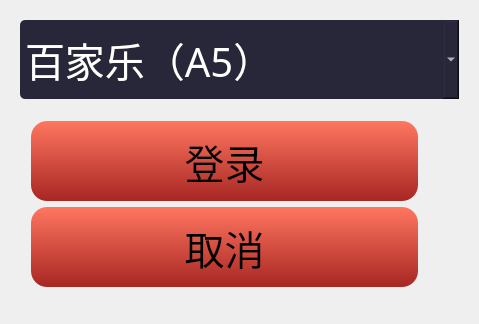
Old version of the form Baccarat/login.ui in the repository QPKJEDL/deskgame.
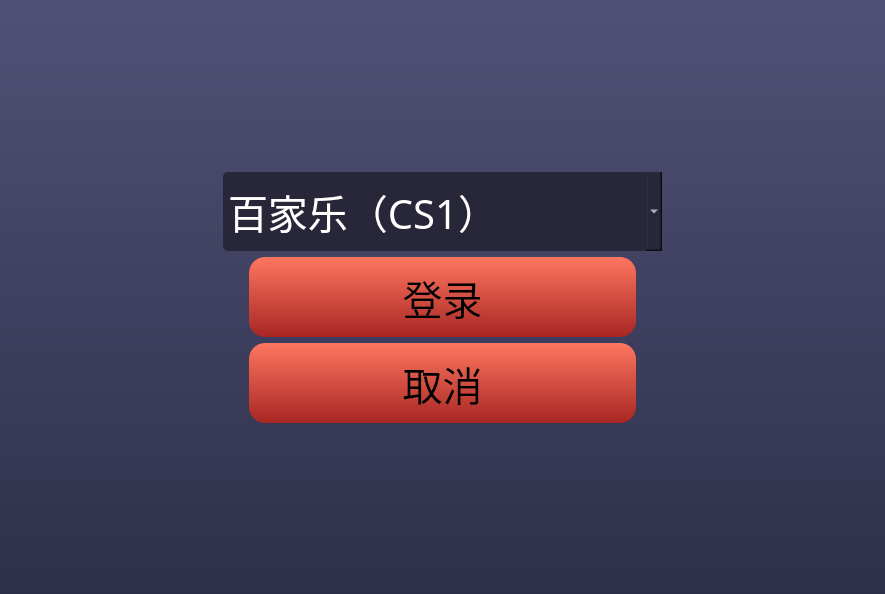
New version of the form.

```diff
--- a/Baccarat/login.ui
+++ b/Baccarat/login.ui
@@ -6,115 +6,221 @@
    <rect>
     <x>0</x>
     <y>0</y>
-    <width>479</width>
-    <height>324</height>
+    <width>885</width>
+    <height>594</height>
    </rect>
   </property>
   <property name="windowTitle">
    <string>Form</string>
   </property>
-  <widget class="QPushButton" name="pu_cancel">
-   <property name="geometry">
-    <rect>
-     <x>31</x>
-     <y>207</y>
-     <width>387</width>
-     <height>80</height>
-    </rect>
-   </property>
-   <property name="minimumSize">
-    <size>
-     <width>387</width>
-     <height>80</height>
-    </size>
-   </property>
-   <property name="font">
-    <font>
-     <family>微软雅黑</family>
-     <pointsize>30</pointsize>
-    </font>
-   </property>
-   <property name="styleSheet">
-    <string notr="true">QPushButton{background-color:qlineargradient(spread:pad, x1:1, y1:1, x2:1, y2:0, stop:0 rgba(167, 38, 35, 255), stop:1 rgba(255, 118, 96, 255));
-box-shadow:0px 2px 9px 0px rgba(0, 0, 0, 0.77);
-border-radius:16px;}
-QPushButton::pressed{
-background-color: qlineargradient(spread:pad, x1:1, y1:1, x2:1, y2:0, stop:0 rgba(255, 118, 96, 255), stop:1 rgba(167, 38, 35, 255));
-box-shadow:0px 2px 9px 0px rgba(0, 0, 0, 0.77);
-border-radius:16px;
-}</string>
-   </property>
-   <property name="text">
-    <string>取消</string>
-   </property>
-  </widget>
-  <widget class="QPushButton" name="pu_enter">
-   <property name="geometry">
-    <rect>
-     <x>31</x>
-     <y>121</y>
-     <width>387</width>
-     <height>80</height>
-    </rect>
-   </property>
-   <property name="minimumSize">
-    <size>
-     <width>387</width>
-     <height>80</height>
-    </size>
-   </property>
-   <property name="font">
-    <font>
-     <family>微软雅黑</family>
-     <pointsize>30</pointsize>
-    </font>
-   </property>
-   <property name="styleSheet">
-    <string notr="true">QPushButton{background-color:qlineargradient(spread:pad, x1:1, y1:1, x2:1, y2:0, stop:0 rgba(167, 38, 35, 255), stop:1 rgba(255, 118, 96, 255));
-box-shadow:0px 2px 9px 0px rgba(0, 0, 0, 0.77);
-border-radius:16px;}
-QPushButton::pressed{
-background-color: qlineargradient(spread:pad, x1:1, y1:1, x2:1, y2:0, stop:0 rgba(255, 118, 96, 255), stop:1 rgba(167, 38, 35, 255));
-box-shadow:0px 2px 9px 0px rgba(0, 0, 0, 0.77);
-border-radius:16px;
-}</string>
-   </property>
-   <property name="text">
-    <string>登录</string>
-   </property>
-  </widget>
-  <widget class="QComboBox" name="comboBox">
-   <property name="geometry">
-    <rect>
-     <x>20</x>
-     <y>20</y>
-     <width>439</width>
-     <height>79</height>
-    </rect>
-   </property>
-   <property name="minimumSize">
-    <size>
-     <width>439</width>
-     <height>79</height>
-    </size>
-   </property>
-   <property name="font">
-    <font>
-     <family>微软雅黑</family>
-     <pointsize>30</pointsize>
-    </font>
-   </property>
-   <property name="styleSheet">
-    <string notr="true">background:rgba(39,39,57,1);
+  <property name="styleSheet">
+   <string notr="true">background-color: qlineargradient(spread:pad, x1:0, y1:0, x2:0, y2:1, stop:0 rgba(81, 81, 118, 255), stop:1 rgba(46, 48, 74, 255));</string>
+  </property>
+  <layout class="QVBoxLayout" name="verticalLayout">
+   <item>
+    <spacer name="verticalSpacer">
+     <property name="orientation">
+      <enum>Qt::Vertical</enum>
+     </property>
+     <property name="sizeHint" stdset="0">
+      <size>
+       <width>20</width>
+       <height>100</height>
+      </size>
+     </property>
+    </spacer>
+   </item>
+   <item>
+    <layout class="QHBoxLayout" name="horizontalLayout_2">
+     <item>
+      <spacer name="horizontalSpacer">
+       <property name="orientation">
+        <enum>Qt::Horizontal</enum>
+       </property>
+       <property name="sizeHint" stdset="0">
+        <size>
+         <width>40</width>
+         <height>20</height>
+        </size>
+       </property>
+      </spacer>
+     </item>
+     <item>
+      <widget class="QComboBox" name="comboBox">
+       <property name="minimumSize">
+        <size>
+         <width>439</width>
+         <height>79</height>
+        </size>
+       </property>
+       <property name="font">
+        <font>
+         <family>微软雅黑</family>
+         <pointsize>30</pointsize>
+        </font>
+       </property>
+       <property name="styleSheet">
+        <string notr="true">background:rgba(39,39,57,1);
 border-radius:5px;
 color: rgb(255, 255, 255);</string>
-   </property>
+       </property>
+       <item>
+        <property name="text">
+         <string>百家乐（CS1）</string>
+        </property>
+       </item>
+      </widget>
+     </item>
+     <item>
+      <spacer name="horizontalSpacer_2">
+       <property name="orientation">
+        <enum>Qt::Horizontal</enum>
+       </property>
+       <property name="sizeHint" stdset="0">
+        <size>
+         <width>40</width>
+         <height>20</height>
+        </size>
+       </property>
+      </spacer>
+     </item>
+    </layout>
+   </item>
    <item>
-    <property name="text">
-     <string>百家乐（A5）</string>
-    </property>
+    <layout class="QHBoxLayout" name="horizontalLayout">
+     <item>
+      <spacer name="horizontalSpacer_3">
+       <property name="orientation">
+        <enum>Qt::Horizontal</enum>
+       </property>
+       <property name="sizeHint" stdset="0">
+        <size>
+         <width>40</width>
+         <height>20</height>
+        </size>
+       </property>
+      </spacer>
+     </item>
+     <item>
+      <widget class="QPushButton" name="pu_enter">
+       <property name="minimumSize">
+        <size>
+         <width>387</width>
+         <height>80</height>
+        </size>
+       </property>
+       <property name="font">
+        <font>
+         <family>微软雅黑</family>
+         <pointsize>30</pointsize>
+        </font>
+       </property>
+       <property name="styleSheet">
+        <string notr="true">QPushButton{background-color:qlineargradient(spread:pad, x1:1, y1:1, x2:1, y2:0, stop:0 rgba(167, 38, 35, 255), stop:1 rgba(255, 118, 96, 255));
+box-shadow:0px 2px 9px 0px rgba(0, 0, 0, 0.77);
+border-radius:16px;}
+QPushButton::pressed{
+background-color: qlineargradient(spread:pad, x1:1, y1:1, x2:1, y2:0, stop:0 rgba(255, 118, 96, 255), stop:1 rgba(167, 38, 35, 255));
+box-shadow:0px 2px 9px 0px rgba(0, 0, 0, 0.77);
+border-radius:16px;
+}</string>
+       </property>
+       <property name="text">
+        <string>登录</string>
+       </property>
+       <property name="shortcut">
+        <string>Enter</string>
+       </property>
+      </widget>
+     </item>
+     <item>
+      <spacer name="horizontalSpacer_5">
+       <property name="orientation">
+        <enum>Qt::Horizontal</enum>
+       </property>
+       <property name="sizeHint" stdset="0">
+        <size>
+         <width>40</width>
+         <height>20</height>
+        </size>
+       </property>
+      </spacer>
+     </item>
+    </layout>
    </item>
-  </widget>
+   <item>
+    <layout class="QHBoxLayout" name="horizontalLayout_3">
+     <item>
+      <spacer name="horizontalSpacer_4">
+       <property name="orientation">
+        <enum>Qt::Horizontal</enum>
+       </property>
+       <property name="sizeHint" stdset="0">
+        <size>
+         <width>40</width>
+         <height>20</height>
+        </size>
+       </property>
+      </spacer>
+     </item>
+     <item>
+      <widget class="QPushButton" name="pu_cancel">
+       <property name="minimumSize">
+        <size>
+         <width>387</width>
+         <height>80</height>
+        </size>
+       </property>
+       <property name="font">
+        <font>
+         <family>微软雅黑</family>
+         <pointsize>30</pointsize>
+        </font>
+       </property>
+       <property name="styleSheet">
+        <string notr="true">QPushButton{background-color:qlineargradient(spread:pad, x1:1, y1:1, x2:1, y2:0, stop:0 rgba(167, 38, 35, 255), stop:1 rgba(255, 118, 96, 255));
+box-shadow:0px 2px 9px 0px rgba(0, 0, 0, 0.77);
+border-radius:16px;}
+QPushButton::pressed{
+background-color: qlineargradient(spread:pad, x1:1, y1:1, x2:1, y2:0, stop:0 rgba(255, 118, 96, 255), stop:1 rgba(167, 38, 35, 255));
+box-shadow:0px 2px 9px 0px rgba(0, 0, 0, 0.77);
+border-radius:16px;
+}</string>
+       </property>
+       <property name="text">
+        <string>取消</string>
+       </property>
+      </widget>
+     </item>
+     <item>
+      <spacer name="horizontalSpacer_6">
+       <property name="orientation">
+        <enum>Qt::Horizontal</enum>
+       </property>
+       <property name="sizeHint" stdset="0">
+        <size>
+         <width>40</width>
+         <height>20</height>
+        </size>
+       </property>
+      </spacer>
+     </item>
+    </layout>
+   </item>
+   <item>
+    <spacer name="verticalSpacer_2">
+     <property name="orientation">
+      <enum>Qt::Vertical</enum>
+     </property>
+     <property name="sizeHint" stdset="0">
+      <size>
+       <width>20</width>
+       <height>100</height>
+      </size>
+     </property>
+    </spacer>
+   </item>
+  </layout>
  </widget>
  <resources/>
  <connections/>
```
